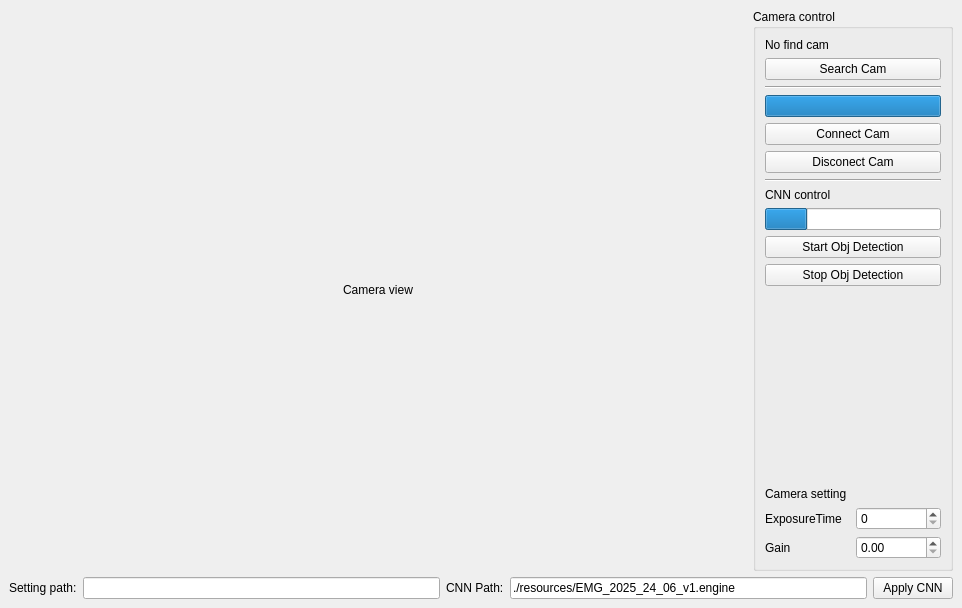
This is modules_py/mainWindowSmir_ui.ui in rubiliks/CamViewer_Hikrobot_GiGE as Qt 5 draws it before an edit. The edited form follows.
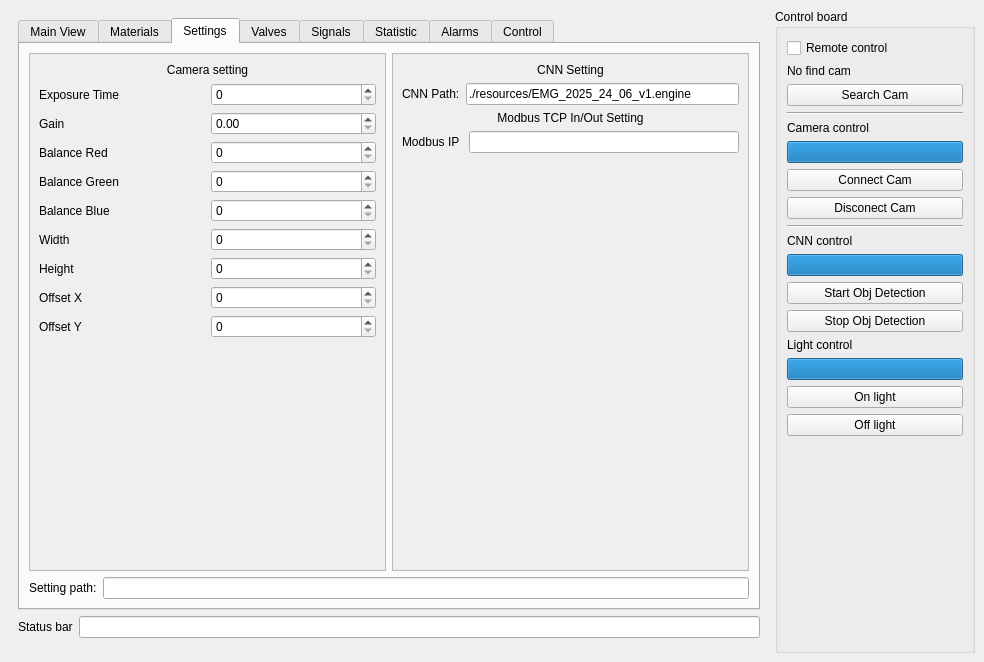
This is the edited form. The open tabs and pages were chosen to show the change.

Patch:
```diff
--- a/modules_py/mainWindowSmir_ui.ui
+++ b/modules_py/mainWindowSmir_ui.ui
@@ -6,10 +6,16 @@
    <rect>
     <x>0</x>
     <y>0</y>
-    <width>962</width>
-    <height>608</height>
+    <width>984</width>
+    <height>662</height>
    </rect>
   </property>
+  <property name="sizePolicy">
+   <sizepolicy hsizetype="Maximum" vsizetype="Preferred">
+    <horstretch>0</horstretch>
+    <verstretch>0</verstretch>
+   </sizepolicy>
+  </property>
   <property name="windowTitle">
    <string>MainWindow</string>
   </property>
@@ -22,28 +28,460 @@
       </property>
       <layout class="QVBoxLayout" name="verticalLayout">
        <item>
-        <widget class="QLabel" name="label">
-         <property name="enabled">
-          <bool>true</bool>
+        <widget class="QTabWidget" name="tabWidget">
+         <property name="tabPosition">
+          <enum>QTabWidget::TabPosition::North</enum>
          </property>
-         <property name="minimumSize">
-          <size>
-           <width>720</width>
-           <height>540</height>
-          </size>
+         <property name="tabShape">
+          <enum>QTabWidget::TabShape::Rounded</enum>
          </property>
-         <property name="text">
-          <string>Camera view</string>
+         <property name="currentIndex">
+          <number>1</number>
          </property>
-         <property name="alignment">
-          <set>Qt::AlignmentFlag::AlignCenter</set>
+         <property name="tabsClosable">
+          <bool>false</bool>
          </property>
+         <property name="movable">
+          <bool>false</bool>
+         </property>
+         <property name="tabBarAutoHide">
+          <bool>false</bool>
+         </property>
+         <widget class="QWidget" name="mainTab">
+          <attribute name="title">
+           <string>Main View</string>
+          </attribute>
+          <layout class="QVBoxLayout" name="verticalLayout_5">
+           <item>
+            <widget class="QLabel" name="CameraLabel">
+             <property name="enabled">
+              <bool>true</bool>
+             </property>
+             <property name="minimumSize">
+              <size>
+               <width>720</width>
+               <height>540</height>
+              </size>
+             </property>
+             <property name="text">
+              <string>Camera view</string>
+             </property>
+             <property name="alignment">
+              <set>Qt::AlignmentFlag::AlignCenter</set>
+             </property>
+            </widget>
+           </item>
+          </layout>
+         </widget>
+         <widget class="QWidget" name="MaterialTab">
+          <attribute name="title">
+           <string>Materials</string>
+          </attribute>
+          <layout class="QVBoxLayout" name="verticalLayout_19">
+           <item>
+            <layout class="QVBoxLayout" name="verticalLayout_18"/>
+           </item>
+          </layout>
+         </widget>
+         <widget class="QWidget" name="SettingTab">
+          <property name="sizePolicy">
+           <sizepolicy hsizetype="Preferred" vsizetype="Preferred">
+            <horstretch>0</horstretch>
+            <verstretch>0</verstretch>
+           </sizepolicy>
+          </property>
+          <attribute name="title">
+           <string>Settings</string>
+          </attribute>
+          <layout class="QVBoxLayout" name="verticalLayout_3">
+           <item>
+            <layout class="QHBoxLayout" name="horizontalLayout">
+             <property name="sizeConstraint">
+              <enum>QLayout::SizeConstraint::SetMaximumSize</enum>
+             </property>
+             <item>
+              <layout class="QVBoxLayout" name="verticalLayout_7">
+               <item>
+                <widget class="QScrollArea" name="scrollArea">
+                 <property name="widgetResizable">
+                  <bool>true</bool>
+                 </property>
+                 <widget class="QWidget" name="AascrollAreaWidgetContents">
+                  <property name="geometry">
+                   <rect>
+                    <x>0</x>
+                    <y>0</y>
+                    <width>352</width>
+                    <height>502</height>
+                   </rect>
+                  </property>
+                  <layout class="QVBoxLayout" name="verticalLayout_14">
+                   <item>
+                    <layout class="QVBoxLayout" name="verticalLayout_4">
+                     <item>
+                      <widget class="QLabel" name="cameraSettinglabel">
+                       <property name="text">
+                        <string>Camera setting</string>
+                       </property>
+                       <property name="alignment">
+                        <set>Qt::AlignmentFlag::AlignCenter</set>
+                       </property>
+                      </widget>
+                     </item>
+                     <item>
+                      <layout class="QHBoxLayout" name="horizontalLayout_2">
+                       <item>
+                        <widget class="QLabel" name="exposureTime_lable">
+                         <property name="text">
+                          <string>Exposure Time</string>
+                         </property>
+                        </widget>
+                       </item>
+                       <item>
+                        <widget class="QSpinBox" name="exposureTime_spinBox"/>
+                       </item>
+                      </layout>
+                     </item>
+                     <item>
+                      <layout class="QHBoxLayout" name="horizontalLayout_8">
+                       <item>
+                        <widget class="QLabel" name="gainLable">
+                         <property name="text">
+                          <string>Gain</string>
+                         </property>
+                        </widget>
+                       </item>
+                       <item>
+                        <widget class="QDoubleSpinBox" name="gainDoubleSpinBox"/>
+                       </item>
+                      </layout>
+                     </item>
+                     <item>
+                      <layout class="QHBoxLayout" name="horizontalLayout_9">
+                       <item>
+                        <widget class="QLabel" name="BalanceRedlabel">
+                         <property name="text">
+                          <string>Balance Red</string>
+                         </property>
+                        </widget>
+                       </item>
+                       <item>
+                        <widget class="QSpinBox" name="BalanceRedSpinBox"/>
+                       </item>
+                      </layout>
+                     </item>
+                     <item>
+                      <layout class="QHBoxLayout" name="horizontalLayout_10">
+                       <item>
+                        <widget class="QLabel" name="BalanceGreenlabel">
+                         <property name="text">
+                          <string>Balance Green</string>
+                         </property>
+                        </widget>
+                       </item>
+                       <item>
+                        <widget class="QSpinBox" name="BalanceGreenspinBox"/>
+                       </item>
+                      </layout>
+                     </item>
+                     <item>
+                      <layout class="QHBoxLayout" name="horizontalLayout_11">
+                       <item>
+                        <widget class="QLabel" name="BalanceBuelabel">
+                         <property name="text">
+                          <string>Balance Blue</string>
+                         </property>
+                        </widget>
+                       </item>
+                       <item>
+                        <widget class="QSpinBox" name="BalanceBuespinBox"/>
+                       </item>
+                      </layout>
+                     </item>
+                     <item>
+                      <layout class="QHBoxLayout" name="horizontalLayout_12">
+                       <item>
+                        <widget class="QLabel" name="Widthlabel">
+                         <property name="text">
+                          <string>Width</string>
+                         </property>
+                        </widget>
+                       </item>
+                       <item>
+                        <widget class="QSpinBox" name="WidthspinBox"/>
+                       </item>
+                      </layout>
+                     </item>
+                     <item>
+                      <layout class="QHBoxLayout" name="horizontalLayout_13">
+                       <item>
+                        <widget class="QLabel" name="Heightlabel">
+                         <property name="text">
+                          <string>Height</string>
+                         </property>
+                        </widget>
+                       </item>
+                       <item>
+                        <widget class="QSpinBox" name="HeightspinBox"/>
+                       </item>
+                      </layout>
+                     </item>
+                     <item>
+                      <layout class="QHBoxLayout" name="horizontalLayout_14">
+                       <item>
+                        <widget class="QLabel" name="OffsetXlabel">
+                         <property name="text">
+                          <string>Offset X</string>
+                         </property>
+                        </widget>
+                       </item>
+                       <item>
+                        <widget class="QSpinBox" name="OffsetXspinBox"/>
+                       </item>
+                      </layout>
+                     </item>
+                     <item>
+                      <layout class="QHBoxLayout" name="horizontalLayout_15">
+                       <item>
+                        <widget class="QLabel" name="OffsetYlabel">
+                         <property name="text">
+                          <string>Offset Y</string>
+                         </property>
+                        </widget>
+                       </item>
+                       <item>
+                        <widget class="QSpinBox" name="OffsetYspinBox"/>
+                       </item>
+                      </layout>
+                     </item>
+                     <item>
+                      <spacer name="verticalSpacer_2">
+                       <property name="orientation">
+                        <enum>Qt::Orientation::Vertical</enum>
+                       </property>
+                       <property name="sizeHint" stdset="0">
+                        <size>
+                         <width>20</width>
+                         <height>40</height>
+                        </size>
+                       </property>
+                      </spacer>
+                     </item>
+                    </layout>
+                   </item>
+                  </layout>
+                 </widget>
+                </widget>
+               </item>
+              </layout>
+             </item>
+             <item>
+              <layout class="QVBoxLayout" name="verticalLayout_6">
+               <item>
+                <layout class="QVBoxLayout" name="verticalLayout_15">
+                 <item>
+                  <widget class="QScrollArea" name="scrollArea_2">
+                   <property name="widgetResizable">
+                    <bool>true</bool>
+                   </property>
+                   <widget class="QWidget" name="AscrollAreaWidgetContents">
+                    <property name="geometry">
+                     <rect>
+                      <x>0</x>
+                      <y>0</y>
+                      <width>350</width>
+                      <height>500</height>
+                     </rect>
+                    </property>
+                    <layout class="QVBoxLayout" name="verticalLayout_16">
+                     <item>
+                      <layout class="QVBoxLayout" name="verticalLayout_17">
+                       <item>
+                        <widget class="QLabel" name="cnnSettinglabel">
+                         <property name="text">
+                          <string>CNN Setting</string>
+                         </property>
+                         <property name="alignment">
+                          <set>Qt::AlignmentFlag::AlignCenter</set>
+                         </property>
+                        </widget>
+                       </item>
+                      </layout>
+                     </item>
+                     <item>
+                      <layout class="QHBoxLayout" name="horizontalLayout_5">
+                       <item>
+                        <widget class="QLabel" name="Cnn_path_lable">
+                         <property name="maximumSize">
+                          <size>
+                           <width>120</width>
+                           <height>16777215</height>
+                          </size>
+                         </property>
+                         <property name="text">
+                          <string>CNN Path:</string>
+                         </property>
+                        </widget>
+                       </item>
+                       <item>
+                        <widget class="QLineEdit" name="cnnPathQlineEdit">
+                         <property name="enabled">
+                          <bool>true</bool>
+                         </property>
+                         <property name="sizePolicy">
+                          <sizepolicy hsizetype="Expanding" vsizetype="Fixed">
+                           <horstretch>0</horstretch>
+                           <verstretch>0</verstretch>
+                          </sizepolicy>
+                         </property>
+                         <property name="text">
+                          <string>./resources/EMG_2025_24_06_v1.engine</string>
+                         </property>
+                        </widget>
+                       </item>
+                      </layout>
+                     </item>
+                     <item>
+                      <layout class="QVBoxLayout" name="verticalLayout_8">
+                       <item>
+                        <widget class="QLabel" name="modbuslabel">
+                         <property name="text">
+                          <string>Modbus TCP In/Out Setting</string>
+                         </property>
+                         <property name="alignment">
+                          <set>Qt::AlignmentFlag::AlignCenter</set>
+                         </property>
+                        </widget>
+                       </item>
+                      </layout>
+                     </item>
+                     <item>
+                      <layout class="QHBoxLayout" name="horizontalLayout_3">
+                       <item>
+                        <widget class="QLabel" name="label_3">
+                         <property name="text">
+                          <string>Modbus IP </string>
+                         </property>
+                        </widget>
+                       </item>
+                       <item>
+                        <widget class="QLineEdit" name="lineEdit"/>
+                       </item>
+                      </layout>
+                     </item>
+                     <item>
+                      <spacer name="verticalSpacer_3">
+                       <property name="orientation">
+                        <enum>Qt::Orientation::Vertical</enum>
+                       </property>
+                       <property name="sizeHint" stdset="0">
+                        <size>
+                         <width>20</width>
+                         <height>40</height>
+                        </size>
+                       </property>
+                      </spacer>
+                     </item>
+                    </layout>
+                   </widget>
+                  </widget>
+                 </item>
+                </layout>
+               </item>
+              </layout>
+             </item>
+            </layout>
+           </item>
+           <item>
+            <layout class="QHBoxLayout" name="horizontalLayout_7">
+             <item>
+              <widget class="QLabel" name="settingPathlabel">
+               <property name="text">
+                <string>Setting path:</string>
+               </property>
+              </widget>
+             </item>
+             <item>
+              <widget class="QLineEdit" name="settingPathlineEdit">
+               <property name="enabled">
+                <bool>true</bool>
+               </property>
+              </widget>
+             </item>
+            </layout>
+           </item>
+          </layout>
+         </widget>
+         <widget class="QWidget" name="ValvesTab">
+          <attribute name="title">
+           <string>Valves</string>
+          </attribute>
+          <layout class="QVBoxLayout" name="verticalLayout_12">
+           <item>
+            <layout class="QVBoxLayout" name="verticalLayout_10"/>
+           </item>
+          </layout>
+         </widget>
+         <widget class="QWidget" name="SignalsTab">
+          <attribute name="title">
+           <string>Signals</string>
+          </attribute>
+          <layout class="QVBoxLayout" name="verticalLayout_23">
+           <item>
+            <layout class="QVBoxLayout" name="verticalLayout_22"/>
+           </item>
+          </layout>
+         </widget>
+         <widget class="QWidget" name="StatisticTab">
+          <attribute name="title">
+           <string>Statistic</string>
+          </attribute>
+          <layout class="QVBoxLayout" name="verticalLayout_21">
+           <item>
+            <layout class="QVBoxLayout" name="verticalLayout_20"/>
+           </item>
+          </layout>
+         </widget>
+         <widget class="QWidget" name="AlarsTab">
+          <attribute name="title">
+           <string>Alarms</string>
+          </attribute>
+          <layout class="QVBoxLayout" name="verticalLayout_13">
+           <item>
+            <layout class="QVBoxLayout" name="verticalLayout_11"/>
+           </item>
+          </layout>
+         </widget>
+         <widget class="QWidget" name="ControlTab">
+          <attribute name="title">
+           <string>Control</string>
+          </attribute>
+          <layout class="QVBoxLayout" name="verticalLayout_26">
+           <item>
+            <layout class="QVBoxLayout" name="verticalLayout_25"/>
+           </item>
+          </layout>
+         </widget>
         </widget>
        </item>
+       <item>
+        <layout class="QHBoxLayout" name="horizontalLayout_6">
+         <item>
+          <widget class="QLabel" name="statusBarLable">
+           <property name="text">
+            <string>Status bar</string>
+           </property>
+          </widget>
+         </item>
+         <item>
+          <widget class="QLineEdit" name="statusBarlineEdit"/>
+         </item>
+        </layout>
+       </item>
       </layout>
      </widget>
     </item>
-    <item row="0" column="1">
+    <item row="0" column="1" rowspan="2">
      <widget class="QGroupBox" name="groupBoxButton">
       <property name="minimumSize">
        <size>
@@ -58,11 +496,18 @@
        </size>
       </property>
       <property name="title">
-       <string>Camera control</string>
+       <string>Control board</string>
       </property>
       <layout class="QVBoxLayout" name="verticalLayout_2">
        <item>
-        <widget class="QLabel" name="Cam_find_label">
+        <widget class="QCheckBox" name="remoteControlCheckBox">
+         <property name="text">
+          <string>Remote control</string>
+         </property>
+        </widget>
+       </item>
+       <item>
+        <widget class="QLabel" name="camFindLabel">
          <property name="text">
           <string>No find cam</string>
          </property>
@@ -82,6 +527,13 @@
          </property>
         </widget>
        </item>
+       <item>
+        <widget class="QLabel" name="label">
+         <property name="text">
+          <string>Camera control</string>
+         </property>
+        </widget>
+       </item>
        <item>
         <widget class="QProgressBar" name="cameraStatusProgressBar">
          <property name="value">
@@ -140,7 +592,7 @@
             <bool>true</bool>
            </property>
            <property name="value">
-            <number>24</number>
+            <number>100</number>
            </property>
            <property name="textVisible">
             <bool>false</bool>
@@ -166,6 +618,41 @@
          </item>
         </layout>
        </item>
+       <item>
+        <layout class="QVBoxLayout" name="verticalLayout_24">
+         <item>
+          <widget class="QLabel" name="label_2">
+           <property name="text">
+            <string>Light control</string>
+           </property>
+          </widget>
+         </item>
+         <item>
+          <widget class="QProgressBar" name="lightControlprogressBar">
+           <property name="value">
+            <number>100</number>
+           </property>
+           <property name="textVisible">
+            <bool>false</bool>
+           </property>
+          </widget>
+         </item>
+         <item>
+          <widget class="QPushButton" name="pushButton">
+           <property name="text">
+            <string>On light</string>
+           </property>
+          </widget>
+         </item>
+         <item>
+          <widget class="QPushButton" name="pushButton_2">
+           <property name="text">
+            <string>Off light</string>
+           </property>
+          </widget>
+         </item>
+        </layout>
+       </item>
        <item>
         <spacer name="verticalSpacer">
          <property name="orientation">
@@ -179,83 +666,9 @@
          </property>
         </spacer>
        </item>
-       <item>
-        <widget class="QLabel" name="camera_setting_label">
-         <property name="text">
-          <string>Camera setting</string>
-         </property>
-        </widget>
-       </item>
-       <item>
-        <layout class="QGridLayout" name="gridLayout">
-         <item row="1" column="0">
-          <widget class="QLabel" name="gain_lable">
-           <property name="text">
-            <string>Gain</string>
-           </property>
-          </widget>
-         </item>
-         <item row="0" column="1">
-          <widget class="QSpinBox" name="exposureTime_spinBox"/>
-         </item>
-         <item row="0" column="0">
-          <widget class="QLabel" name="exposureTime_lable">
-           <property name="text">
-            <string>ExposureTime</string>
-           </property>
-          </widget>
-         </item>
-         <item row="1" column="1">
-          <widget class="QDoubleSpinBox" name="gain_doubleSpinBox"/>
-         </item>
-        </layout>
-       </item>
       </layout>
      </widget>
     </item>
-    <item row="1" column="0" colspan="2">
-     <layout class="QVBoxLayout" name="verticalLayout_4">
-      <item>
-       <layout class="QHBoxLayout" name="horizontalLayout_2">
-        <item>
-         <widget class="QLabel" name="label_2">
-          <property name="text">
-           <string>Setting path:</string>
-          </property>
-         </widget>
-        </item>
-        <item>
-         <widget class="QLineEdit" name="lineEdit">
-          <property name="enabled">
-           <bool>true</bool>
-          </property>
-         </widget>
-        </item>
-        <item>
-         <widget class="QLabel" name="Cnn_path_lable">
-          <property name="text">
-           <string>CNN Path:</string>
-          </property>
-         </widget>
-        </item>
-        <item>
-         <widget class="QLineEdit" name="Cnn_path_qlineEdit">
-          <property name="text">
-           <string>./resources/EMG_2025_24_06_v1.engine</string>
-          </property>
-         </widget>
-        </item>
-        <item>
-         <widget class="QPushButton" name="ApplyCNNpushButton">
-          <property name="text">
-           <string>Apply CNN</string>
-          </property>
-         </widget>
-        </item>
-       </layout>
-      </item>
-     </layout>
-    </item>
    </layout>
   </widget>
  </widget>
```
Left out of the diff: 2 changed lines with no effect on the pictures.
